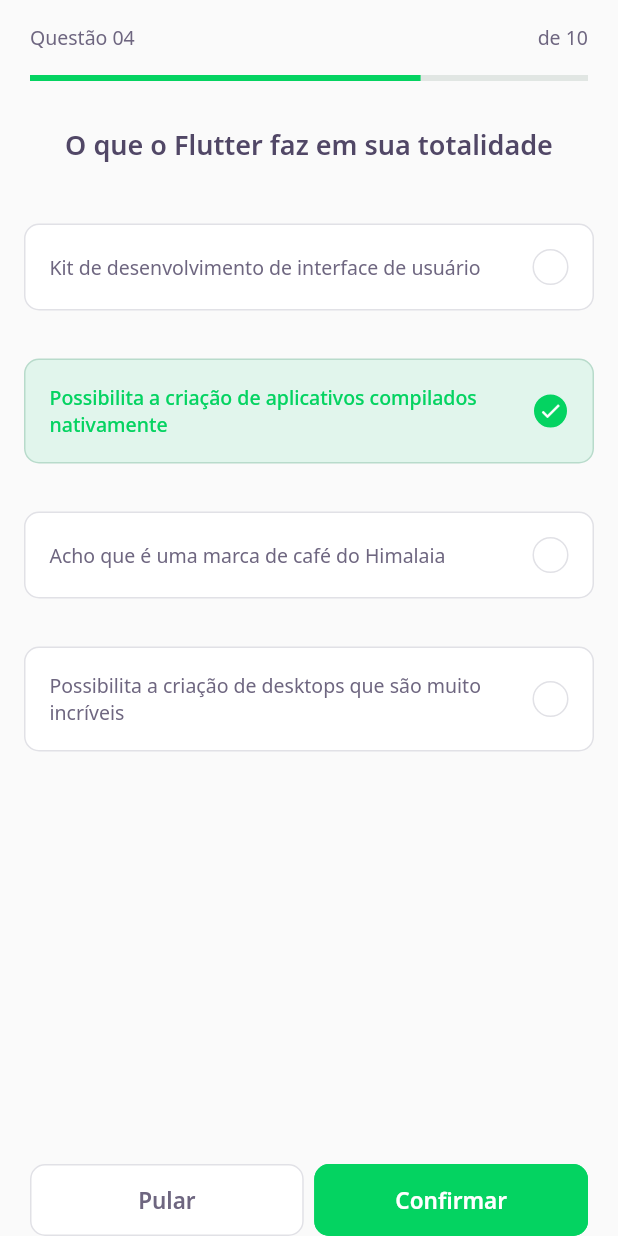
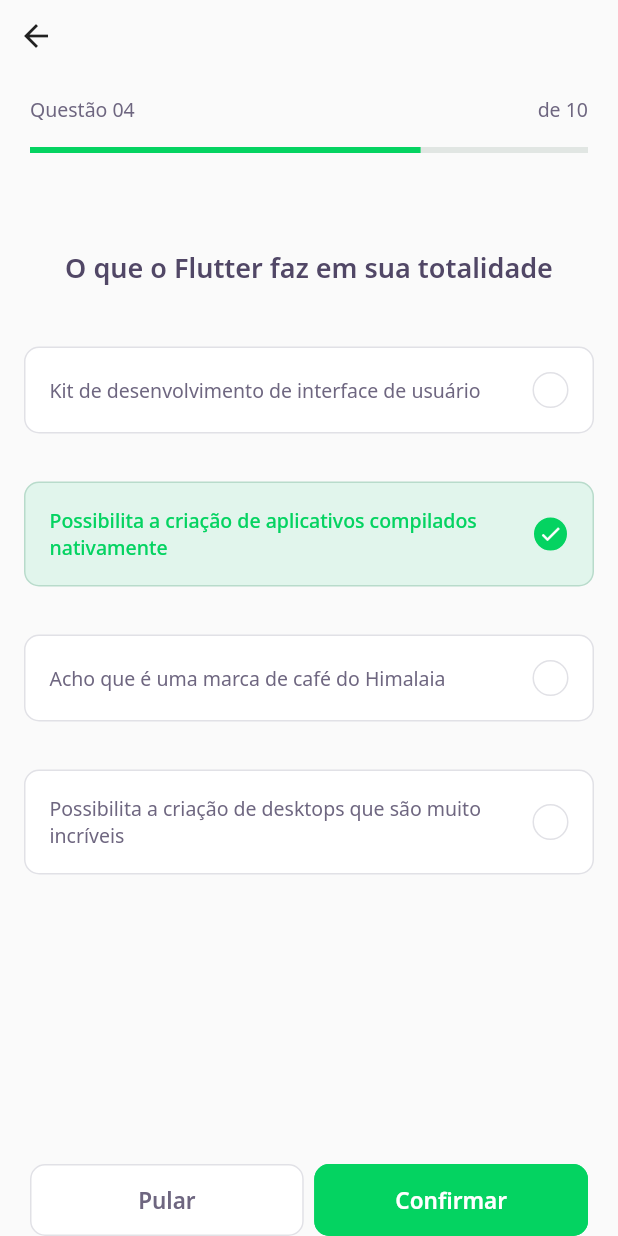
Before and after one commit to hbarbosa02/NLW-05-Trilha_Flutter, a Flutter app: the ChallengePage screen opened directly, on a phone screen of 412 x 824 dp. Run offline on Flutter 3.47's test engine with Material 2 defaults, Android fonts, the phone set to English and light mode, and no system bars; our stand-ins replace google_fonts; accounts and stored records are empty; network calls fail.

Commit message:
add navegação

```diff
--- a/devquiz/lib/challenge/challenge_page.dart
+++ b/devquiz/lib/challenge/challenge_page.dart
@@ -15,10 +15,16 @@ class _ChallengePageState extends State<ChallengePage> {
   Widget build(BuildContext context) {
     return Scaffold(
       appBar: PreferredSize(
-        preferredSize: Size.fromHeight(60),
+        preferredSize: Size.fromHeight(102),
         child: SafeArea(
           top: true,
-          child: QuestionIndicatorWidget(),
+          child: Column(
+            crossAxisAlignment: CrossAxisAlignment.start,
+            children: [
+              BackButton(),
+              QuestionIndicatorWidget(),
+            ],
+          ),
         ),
       ),
       body: QuizWidget(
--- a/devquiz/lib/challenge/widgets/quiz/quiz_widget.dart
+++ b/devquiz/lib/challenge/widgets/quiz/quiz_widget.dart
@@ -12,7 +12,7 @@ class QuizWidget extends StatelessWidget {
     return Container(
       child: Column(
         children: [
-          SizedBox(height: 24),
+          SizedBox(height: 64),
           Text(
             title,
             style: AppTextStyles.heading,
--- a/devquiz/lib/core/app_widget.dart
+++ b/devquiz/lib/core/app_widget.dart
@@ -8,7 +8,7 @@ class AppWidget extends StatelessWidget {
   Widget build(BuildContext context) {
     return MaterialApp(
       title: "DevQuiz",
-      home: ChallengePage(),
+      home: HomePage(),
     );
   }
 }
```
Also changed, not shown: devquiz/lib/home/home_page.dart (+9 -0 lines), devquiz/lib/home/widgets/quiz_card/quiz_card_widget.dart (+10 -5 lines).
